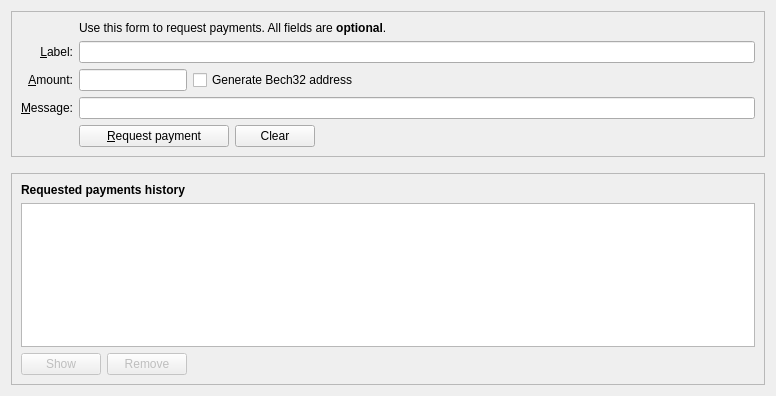
Before: the Qt Designer form src/qt/forms/receivecoinsdialog.ui in nkpatro/catcoin, drawn with Qt 5.
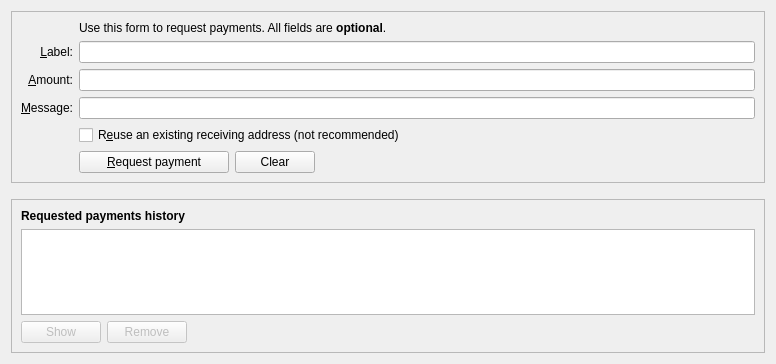
After: the same form once the commit is applied. Icons and pictures are not drawn. Custom widgets are drawn as their Qt base class.

Patch:
```diff
--- a/src/qt/forms/receivecoinsdialog.ui
+++ b/src/qt/forms/receivecoinsdialog.ui
@@ -7,7 +7,7 @@
     <x>0</x>
     <y>0</y>
     <width>776</width>
-    <height>396</height>
+    <height>364</height>
    </rect>
   </property>
   <layout class="QVBoxLayout" name="verticalLayout" stretch="0,0,1">
@@ -28,26 +28,27 @@
      <layout class="QVBoxLayout" name="verticalLayout_3">
       <item>
        <layout class="QGridLayout" name="gridLayout">
-        <item row="5" column="0">
-         <widget class="QLabel" name="label">
+        <item row="7" column="2">
+         <widget class="QCheckBox" name="reuseAddress">
           <property name="toolTip">
-           <string>An optional amount to request. Leave this empty or zero to not request a specific amount.</string>
+           <string>Reuse one of the previously used receiving addresses. Reusing addresses has security and privacy issues. Do not use this unless re-generating a payment request made before.</string>
           </property>
           <property name="text">
-           <string>&amp;Amount:</string>
+           <string>R&amp;euse an existing receiving address (not recommended)</string>
           </property>
-          <property name="alignment">
-           <set>Qt::AlignRight|Qt::AlignTrailing|Qt::AlignVCenter</set>
-          </property>
-          <property name="buddy">
-           <cstring>reqAmount</cstring>
+         </widget>
+        </item>
+        <item row="7" column="0">
+         <widget class="QLabel" name="label_4">
+          <property name="text">
+           <string/>
           </property>
          </widget>
         </item>
         <item row="6" column="0">
          <widget class="QLabel" name="label_3">
           <property name="toolTip">
-           <string>An optional message to attach to the payment request, which will be displayed when the request is opened. Note: The message will not be sent with the payment over the Positive network.</string>
+           <string>An optional message to attach to the payment request, which will be displayed when the request is opened. Note: The message will not be sent with the payment over the CounosCoin network.</string>
           </property>
           <property name="text">
            <string>&amp;Message:</string>
@@ -67,6 +68,13 @@
           </property>
          </widget>
         </item>
+        <item row="6" column="2">
+         <widget class="QLineEdit" name="reqMessage">
+          <property name="toolTip">
+           <string>An optional message to attach to the payment request, which will be displayed when the request is opened. Note: The message will not be sent with the payment over the CounosCoin network.</string>
+          </property>
+         </widget>
+        </item>
         <item row="2" column="2">
          <widget class="QLabel" name="label_5">
           <property name="text">
@@ -90,14 +98,36 @@
           </property>
          </widget>
         </item>
-        <item row="6" column="2">
-         <widget class="QLineEdit" name="reqMessage">
+        <item row="5" column="0">
+         <widget class="QLabel" name="label">
           <property name="toolTip">
-           <string>An optional message to attach to the payment request, which will be displayed when the request is opened. Note: The message will not be sent with the payment over the Positive network.</string>
+           <string>An optional amount to request. Leave this empty or zero to not request a specific amount.</string>
           </property>
+          <property name="text">
+           <string>&amp;Amount:</string>
+          </property>
+          <property name="alignment">
+           <set>Qt::AlignRight|Qt::AlignTrailing|Qt::AlignVCenter</set>
+          </property>
+          <property name="buddy">
+           <cstring>reqAmount</cstring>
+          </property>
          </widget>
         </item>
-        <item row="7" column="2">
+        <item row="5" column="2">
+         <widget class="BitcoinAmountField" name="reqAmount">
+          <property name="minimumSize">
+           <size>
+            <width>80</width>
+            <height>0</height>
+           </size>
+          </property>
+          <property name="toolTip">
+           <string>An optional amount to request. Leave this empty or zero to not request a specific amount.</string>
+          </property>
+         </widget>
+        </item>
+        <item row="8" column="2">
          <layout class="QHBoxLayout" name="horizontalLayout">
           <item>
            <widget class="QPushButton" name="receiveButton">
@@ -154,80 +184,13 @@
           </item>
          </layout>
         </item>
-        <item row="7" column="0">
+        <item row="8" column="0">
          <widget class="QLabel" name="label_7">
           <property name="text">
            <string/>
           </property>
          </widget>
         </item>
-        <item row="5" column="2">
-         <layout class="QHBoxLayout" name="horizontalLayout_6">
-          <item>
-           <widget class="BitcoinAmountField" name="reqAmount">
-            <property name="sizePolicy">
-             <sizepolicy hsizetype="Fixed" vsizetype="Fixed">
-              <horstretch>0</horstretch>
-              <verstretch>0</verstretch>
-             </sizepolicy>
-            </property>
-            <property name="minimumSize">
-             <size>
-              <width>80</width>
-              <height>0</height>
-             </size>
-            </property>
-            <property name="maximumSize">
-             <size>
-              <width>1000</width>
-              <height>100</height>
-             </size>
-            </property>
-            <property name="toolTip">
-             <string>An optional amount to request. Leave this empty or zero to not request a specific amount.</string>
-            </property>
-           </widget>
-          </item>
-          <item>
-           <widget class="QCheckBox" name="useBech32">
-            <property name="sizePolicy">
-             <sizepolicy hsizetype="Fixed" vsizetype="Fixed">
-              <horstretch>0</horstretch>
-              <verstretch>0</verstretch>
-             </sizepolicy>
-            </property>
-            <property name="maximumSize">
-             <size>
-              <width>1000</width>
-              <height>16777215</height>
-             </size>
-            </property>
-            <property name="focusPolicy">
-             <enum>Qt::StrongFocus</enum>
-            </property>
-            <property name="toolTip">
-             <string>Bech32 addresses (BIP-173) are cheaper to spend from and offer better protection against typos. When unchecked a P2SH wrapped SegWit address will be created, compatible with older wallets.</string>
-            </property>
-            <property name="text">
-             <string>Generate Bech32 address</string>
-            </property>
-           </widget>
-          </item>
-          <item>
-           <spacer name="horizontalSpacer_3">
-            <property name="orientation">
-             <enum>Qt::Horizontal</enum>
-            </property>
-            <property name="sizeHint" stdset="0">
-             <size>
-              <width>0</width>
-              <height>0</height>
-             </size>
-            </property>
-           </spacer>
-          </item>
-         </layout>
-        </item>
        </layout>
       </item>
      </layout>
```
Left out of the diff: 4 changed lines with no effect on the pictures.
